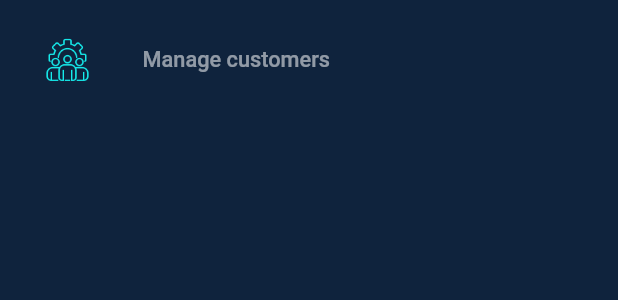
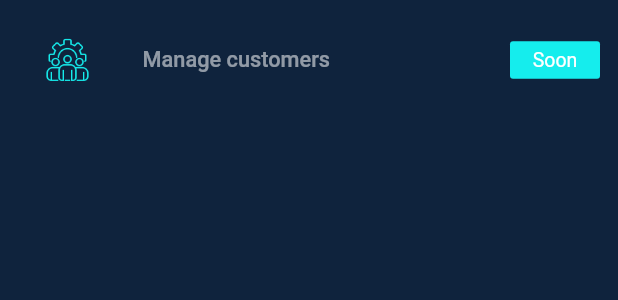
Before and after one commit to mugadza/datav8, a Flutter app: the Category widget shown alone on an empty page, opened directly, on a phone screen of 412 x 824 dp. Shown: the top 300 px of the screen. Run offline on Flutter 3.47's test engine with Material 2 defaults, Android fonts, the phone set to English and light mode, and no system bars; our stand-ins replace bloc, carousel_pro, equatable, flutter_bloc, flutter_spinkit, graphql and 4 more; missing offline and left inert: flutter_sparkline; accounts and stored records are empty; Roboto replaces fonts that are missing (Popins).

Commit message:
added coming soon button

```diff
--- a/lib/screens/tabs/ProfileTab.dart
+++ b/lib/screens/tabs/ProfileTab.dart
@@ -28,6 +28,7 @@ class _ProfileTabState extends State<ProfileTab> {
             /// Create list for category
             ///
             Category(
+              comingSoon: true,
               txt: "Manage customers",
               padding: 35.0,
               image: "assets/icon/icon-management.png",
@@ -37,6 +38,7 @@ class _ProfileTabState extends State<ProfileTab> {
             ),
             _line(context),
             Category(
+              comingSoon: true,
               txt: "Settings",
               padding: 30.0,
               image: "assets/icon/icon-settings.png",
@@ -45,6 +47,7 @@ class _ProfileTabState extends State<ProfileTab> {
 
             _line(context),
             Category(
+              comingSoon: false,
               txt: "About",
               padding: 30.0,
               image: "assets/icon/icon-smartphone-info.png",
@@ -55,6 +58,7 @@ class _ProfileTabState extends State<ProfileTab> {
 
             _line(context),
             Category(
+              comingSoon: true,
               txt: "Help",
               padding: 30.0,
               image: "assets/icon/icon-info.png",
@@ -63,6 +67,7 @@ class _ProfileTabState extends State<ProfileTab> {
 
             _line(context),
             Category(
+              comingSoon: false,
               txt: "Logout",
               padding: 30.0,
               image: "assets/icon/icon-power.png",
@@ -140,18 +145,21 @@ class Category extends StatelessWidget {
   final String txt, image;
   final GestureTapCallback tap;
   final double padding;
+  final bool comingSoon;
 
-  Category({this.txt, this.image, this.tap, this.padding});
+  Category({this.txt, this.image, this.tap, this.padding, this.comingSoon});
 
   @override
   Widget build(BuildContext context) {
     return InkWell(
       onTap: tap,
-      child: Column(
-        children: <Widget>[
-          Padding(
-            padding: const EdgeInsets.only(top: 25.0, left: 30.0),
-            child: Row(
+      child: Padding(
+        padding: const EdgeInsets.only(top: 25.0, left: 30.0),
+        child: Row(
+          mainAxisAlignment: MainAxisAlignment.spaceBetween,
+          children: <Widget>[
+            Row(
+              mainAxisAlignment: MainAxisAlignment.start,
               children: <Widget>[
                 Padding(
                   padding: EdgeInsets.only(right: padding),
@@ -163,8 +171,17 @@ class Category extends StatelessWidget {
                 ),
               ],
             ),
-          ),
-        ],
+            comingSoon ? Padding(
+              padding: const EdgeInsets.only(right: 12.0),
+              child: Container(
+                  width: 60.0,
+                  height: 25.0,
+                  decoration: BoxDecoration(borderRadius: BorderRadius.all(Radius.circular(2.0)), color: Color(0xFF15EDED)),
+                  child: Center(child: Text("Soon", style: TextStyle(fontSize: 13, color: Colors.white)))
+              ),
+            ) : Container()
+          ],
+        ),
       ),
     );
   }
```
